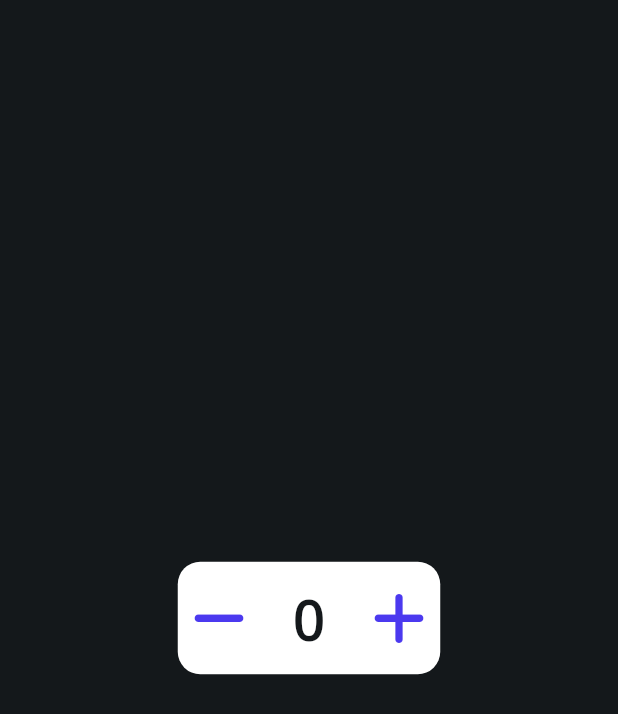
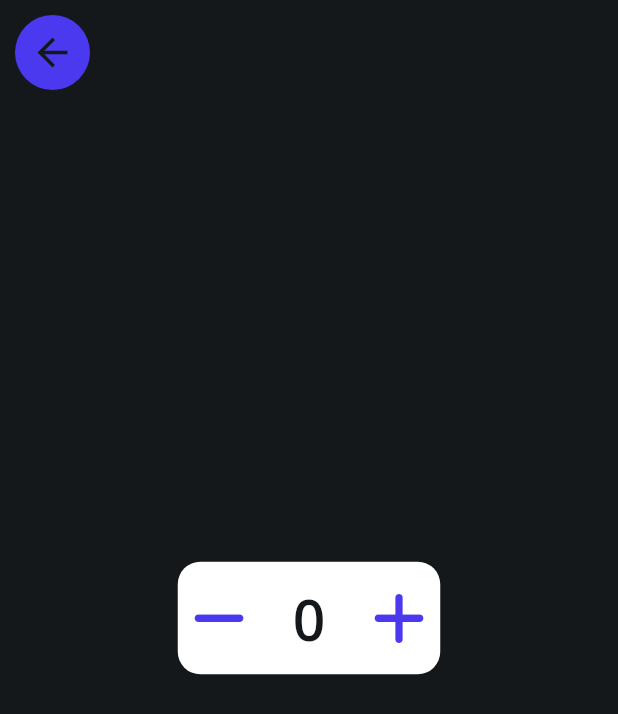
Before and after one commit to Snag-Delivery/SBHacks25, a Flutter app: the CounterWidget screen opened by its route, on a phone screen of 412 x 824 dp. Shown: the top 714 px of the screen. Run offline on Flutter 3.47's test engine with Material 3 defaults, Android fonts, the light colour scheme and no system bars; our stand-ins replace auto_size_text, flutter_animate, font_awesome_flutter, from_css_color, go_router, google_fonts and 3 more; missing offline and left inert: json_path; accounts and stored records are empty; network calls fail.

Commit message:
Updating to latest FlutterFlow output.

```diff
--- /dev/null
+++ b/lib/components/back_button_model.dart
@@ -0,0 +1,11 @@
+import '/flutter_flow/flutter_flow_util.dart';
+import 'back_button_widget.dart' show BackButtonWidget;
+import 'package:flutter/material.dart';
+
+class BackButtonModel extends FlutterFlowModel<BackButtonWidget> {
+  @override
+  void initState(BuildContext context) {}
+
+  @override
+  void dispose() {}
+}
--- /dev/null
+++ b/lib/components/back_button_widget.dart
@@ -0,0 +1,65 @@
+import '/flutter_flow/flutter_flow_theme.dart';
+import '/flutter_flow/flutter_flow_util.dart';
+import 'package:flutter/material.dart';
+import 'back_button_model.dart';
+export 'back_button_model.dart';
+
+class BackButtonWidget extends StatefulWidget {
+  const BackButtonWidget({super.key});
+
+  @override
+  State<BackButtonWidget> createState() => _BackButtonWidgetState();
+}
+
+class _BackButtonWidgetState extends State<BackButtonWidget> {
+  late BackButtonModel _model;
+
+  @override
+  void setState(VoidCallback callback) {
+    super.setState(callback);
+    _model.onUpdate();
+  }
+
+  @override
+  void initState() {
+    super.initState();
+    _model = createModel(context, () => BackButtonModel());
+  }
+
+  @override
+  void dispose() {
+    _model.maybeDispose();
+
+    super.dispose();
+  }
+
+  @override
+  Widget build(BuildContext context) {
+    return Padding(
+      padding: const EdgeInsetsDirectional.fromSTEB(10.0, 10.0, 0.0, 0.0),
+      child: InkWell(
+        splashColor: Colors.transparent,
+        focusColor: Colors.transparent,
+        hoverColor: Colors.transparent,
+        highlightColor: Colors.transparent,
+        onTap: () async {
+          context.safePop();
+        },
+        child: Container(
+          decoration: BoxDecoration(
+            color: FlutterFlowTheme.of(context).primary,
+            shape: BoxShape.circle,
+          ),
+          child: Padding(
+            padding: const EdgeInsets.all(10.0),
+            child: Icon(
+              Icons.arrow_back,
+              color: FlutterFlowTheme.of(context).primaryText,
+              size: 30.0,
+            ),
+          ),
+        ),
+      ),
+    );
+  }
+}
--- a/lib/counter/counter_model.dart
+++ b/lib/counter/counter_model.dart
@@ -1,3 +1,4 @@
+import '/components/back_button_widget.dart';
 import '/flutter_flow/flutter_flow_util.dart';
 import 'counter_widget.dart' show CounterWidget;
 import 'package:flutter/material.dart';
@@ -7,9 +8,18 @@ class CounterModel extends FlutterFlowModel<CounterWidget> {
 
   int? currCount = 0;
 
-  @override
-  void initState(BuildContext context) {}
+  ///  State fields for stateful widgets in this page.
+
+  // Model for BackButton component.
+  late BackButtonModel backButtonModel;
 
   @override
-  void dispose() {}
+  void initState(BuildContext context) {
+    backButtonModel = createModel(context, () => BackButtonModel());
+  }
+
+  @override
+  void dispose() {
+    backButtonModel.dispose();
+  }
 }
--- a/lib/counter/counter_widget.dart
+++ b/lib/counter/counter_widget.dart
@@ -1,3 +1,4 @@
+import '/components/back_button_widget.dart';
 import '/flutter_flow/flutter_flow_theme.dart';
 import '/flutter_flow/flutter_flow_util.dart';
 import 'package:flutter/material.dart';
@@ -40,7 +41,9 @@ class _CounterWidgetState extends State<CounterWidget> {
       child: Scaffold(
         key: scaffoldKey,
         backgroundColor: FlutterFlowTheme.of(context).primaryBackground,
-        body: Align(
+        body: Stack(
+          children: [
+            Align(
               alignment: const AlignmentDirectional(0.0, 0.0),
               child: Container(
                 width: MediaQuery.sizeOf(context).width * 1.0,
@@ -65,8 +68,8 @@ class _CounterWidgetState extends State<CounterWidget> {
                         crossAxisAlignment: CrossAxisAlignment.center,
                         children: [
                           Padding(
-                        padding:
-                            const EdgeInsetsDirectional.fromSTEB(10.0, 0.0, 0.0, 0.0),
+                            padding: const EdgeInsetsDirectional.fromSTEB(
+                                10.0, 0.0, 0.0, 0.0),
                             child: Column(
                               mainAxisSize: MainAxisSize.max,
                               mainAxisAlignment: MainAxisAlignment.center,
@@ -84,7 +87,8 @@ class _CounterWidgetState extends State<CounterWidget> {
                                     decoration: const BoxDecoration(),
                                     child: FaIcon(
                                       FontAwesomeIcons.minus,
-                                  color: FlutterFlowTheme.of(context).primary,
+                                      color:
+                                          FlutterFlowTheme.of(context).primary,
                                       size: 40.0,
                                     ),
                                   ),
@@ -113,8 +117,8 @@ class _CounterWidgetState extends State<CounterWidget> {
                             ],
                           ),
                           Padding(
-                        padding:
-                            const EdgeInsetsDirectional.fromSTEB(0.0, 0.0, 10.0, 0.0),
+                            padding: const EdgeInsetsDirectional.fromSTEB(
+                                0.0, 0.0, 10.0, 0.0),
                             child: Column(
                               mainAxisSize: MainAxisSize.max,
                               mainAxisAlignment: MainAxisAlignment.center,
@@ -132,7 +136,8 @@ class _CounterWidgetState extends State<CounterWidget> {
                                     decoration: const BoxDecoration(),
                                     child: FaIcon(
                                       FontAwesomeIcons.plus,
-                                  color: FlutterFlowTheme.of(context).primary,
+                                      color:
+                                          FlutterFlowTheme.of(context).primary,
                                       size: 40.0,
                                     ),
                                   ),
@@ -147,6 +152,13 @@ class _CounterWidgetState extends State<CounterWidget> {
                 ),
               ),
             ),
+            wrapWithModel(
+              model: _model.backButtonModel,
+              updateCallback: () => safeSetState(() {}),
+              child: const BackButtonWidget(),
+            ),
+          ],
+        ),
       ),
     );
   }
```
Also changed, not shown: lib/count_down/count_down_model.dart (+13 -3 lines), lib/count_down/count_down_widget.dart (+15 -4 lines). Lines whose indentation alone changed are shown as unchanged.
